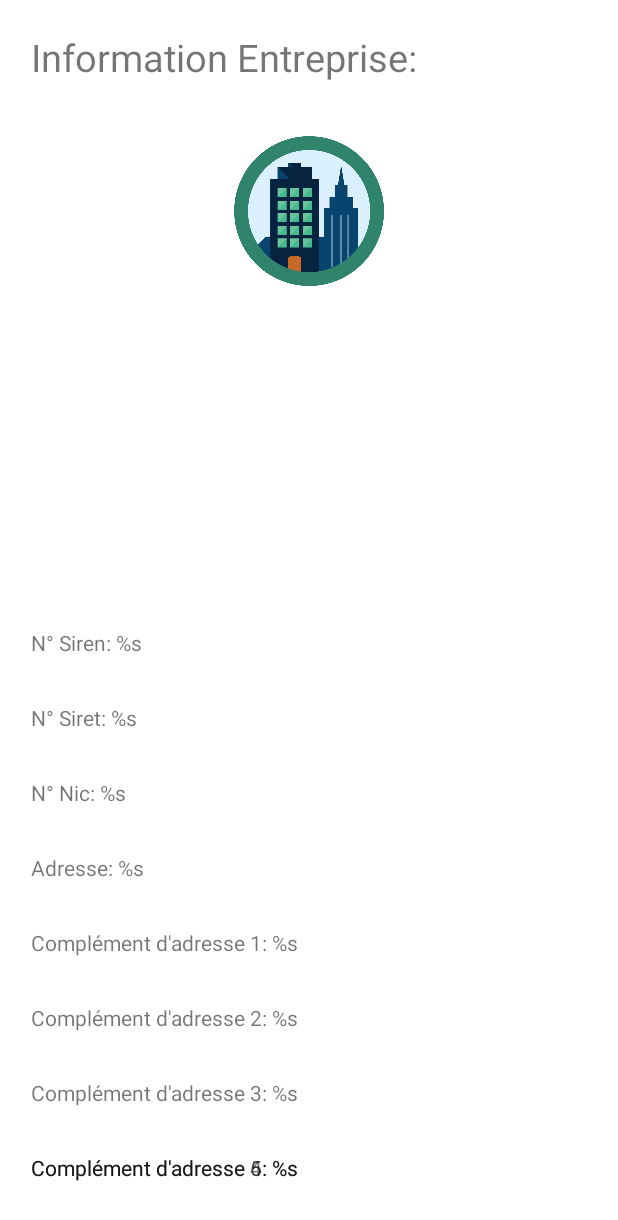
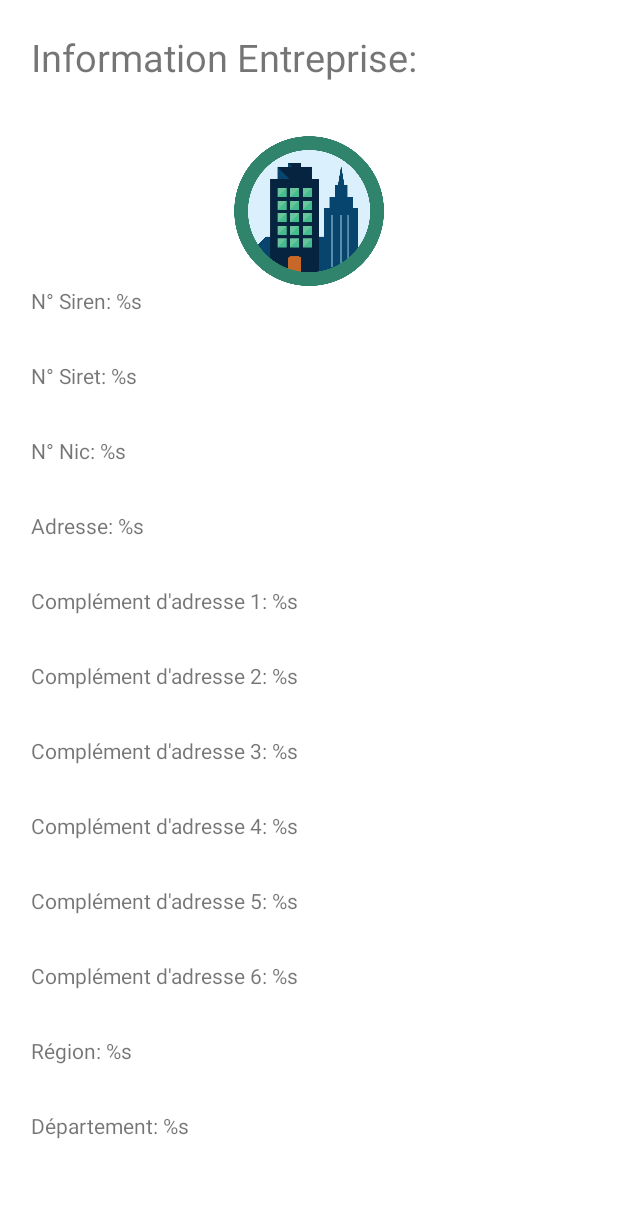
Before and after one commit to vLhuillier/ExamenCompanyLHUILLIER2021, an Android app: the layout content_company.xml on its own in the app's theme, with its tools: preview values and no code run, on a phone screen of 412 x 824 dp. Shown: the top 1220 px of the screen. Run offline under Robolectric (Android 15) with nearby library versions, the phone set to English and light mode, and no system bars.

Commit message:
fix bugs master

```diff
--- a/app/src/main/java/com/lhuillier/examen_company_lhuillier/MainActivity.kt
+++ b/app/src/main/java/com/lhuillier/examen_company_lhuillier/MainActivity.kt
@@ -24,11 +24,14 @@ class MainActivity : AppCompatActivity() {
         val toolbar: Toolbar = findViewById(R.id.toolbar)
         setSupportActionBar(toolbar)
 
+
+        /*
         val fab: FloatingActionButton = findViewById(R.id.fab)
         fab.setOnClickListener { view ->
             Snackbar.make(view, "Replace with your own action", Snackbar.LENGTH_LONG)
                     .setAction("Action", null).show()
         }
+         */
         val drawerLayout: DrawerLayout = findViewById(R.id.drawer_layout)
         val navView: NavigationView = findViewById(R.id.nav_view)
         val navController = findNavController(R.id.nav_host_fragment)
--- a/app/src/main/res/layout/content_company.xml
+++ b/app/src/main/res/layout/content_company.xml
@@ -1,5 +1,5 @@
 <?xml version="1.0" encoding="utf-8"?>
-<androidx.constraintlayout.widget.ConstraintLayout xmlns:android="http://schemas.android.com/apk/res/android"
+<ScrollView  xmlns:android="http://schemas.android.com/apk/res/android"
     xmlns:app="http://schemas.android.com/apk/res-auto"
     xmlns:tools="http://schemas.android.com/tools"
     android:layout_width="match_parent"
@@ -7,8 +7,8 @@
     app:layout_behavior="@string/appbar_scrolling_view_behavior">
 
     <GridLayout
-        android:layout_width="fill_parent"
-        android:layout_height="fill_parent"
+        android:layout_width="match_parent"
+        android:layout_height="match_parent"
         android:columnCount="3"
         android:padding="5dp"
         tools:context=".CompanyActivity"
@@ -16,133 +16,155 @@
 
         <TextView
             android:id="@+id/title_company"
-            android:text="@string/content_title_company"
+            android:layout_height="50dp"
             android:layout_row="0"
             android:layout_column="0"
             android:layout_columnWeight="1"
-            android:layout_height="50dp"
+            android:layout_marginTop="15dp"
+            android:orientation="horizontal"
             android:paddingStart="15dp"
-            android:layout_marginTop="15dp"
-            android:textSize="25dp"
-            android:orientation="horizontal"/>
+            android:text="@string/content_title_company"
+            android:textSize="25dp" />
 
         <ImageView
             android:id="@+id/img_company"
+            android:layout_width="100dp"
+            android:layout_height="100dp"
             android:layout_row="1"
             android:layout_column="0"
+            android:layout_gravity="top|center"
             android:layout_marginTop="20dp"
-            android:layout_width="100dp"
-            android:layout_height="100dp"
-            android:src="@drawable/company"
-            android:layout_gravity="top|center"/>
+            android:src="@drawable/company" />
 
         <TextView
             android:id="@+id/siren_company"
-            android:text="@string/siren_company"
+            android:layout_height="50dp"
             android:layout_row="2"
             android:layout_column="0"
             android:layout_columnWeight="1"
-            android:layout_height="50dp"
+            android:orientation="horizontal"
             android:paddingStart="15dp"
-            android:layout_marginTop="40dp"
-            android:orientation="horizontal"/>
+            android:text="@string/siren_company" />
 
         <TextView
             android:id="@+id/siret_company"
-            android:text="@string/siret_company"
+            android:layout_height="50dp"
             android:layout_row="3"
             android:layout_column="0"
             android:layout_columnWeight="1"
-            android:layout_height="50dp"
+            android:orientation="horizontal"
             android:paddingStart="15dp"
-            android:orientation="horizontal"/>
+            android:text="@string/siret_company" />
 
         <TextView
             android:id="@+id/nic_company"
-            android:text="@string/nic_company"
+            android:layout_height="50dp"
             android:layout_row="4"
             android:layout_column="0"
             android:layout_columnWeight="1"
-            android:layout_height="50dp"
+            android:orientation="horizontal"
             android:paddingStart="15dp"
-            android:orientation="horizontal"/>
+            android:text="@string/nic_company" />
 
         <TextView
-            android:id="@+id/l1_normalisee_company"
-            android:text="@string/l1_normalisee_company"
+            android:id="@+id/l1_normalisized_company"
+            android:layout_height="50dp"
             android:layout_row="5"
             android:layout_column="0"
             android:layout_columnWeight="1"
-            android:layout_height="50dp"
+            android:orientation="horizontal"
             android:paddingStart="15dp"
-            android:orientation="horizontal"/>
+            android:text="@string/l1_normalisized_company" />
 
         <TextView
-            android:id="@+id/l2_normalisee_company"
-            android:text="@string/l2_normalisee_company"
+            android:id="@+id/l2_normalisized_company"
+            android:layout_height="50dp"
             android:layout_row="6"
             android:layout_column="0"
             android:layout_columnWeight="1"
-            android:layout_height="50dp"
+            android:orientation="horizontal"
             android:paddingStart="15dp"
-            android:orientation="horizontal"/>
+            android:text="@string/l2_normalisized_company" />
 
         <TextView
-            android:id="@+id/l3_normalisee_company"
-            android:text="@string/l3_normalisee_company"
+            android:id="@+id/l3_normalisized_company"
+            android:layout_height="50dp"
             android:layout_row="7"
             android:layout_column="0"
             android:layout_columnWeight="1"
-            android:layout_height="50dp"
+            android:orientation="horizontal"
             android:paddingStart="15dp"
-            android:orientation="horizontal"/>
+            android:text="@string/l3_normalisized_company" />
 
         <TextView
-            android:id="@+id/l4_normalisee_company"
-            android:text="@string/l4_normalisee_company"
+            android:id="@+id/l4_normalisized_company"
+            android:layout_height="50dp"
             android:layout_row="8"
             android:layout_column="0"
             android:layout_columnWeight="1"
-            android:layout_height="50dp"
+            android:orientation="horizontal"
             android:paddingStart="15dp"
-            android:orientation="horizontal"/>
+            android:text="@string/l4_normalisized_company" />
 
         <TextView
-            android:id="@+id/l5_normalisee_company"
-            android:text="@string/l5_normalisee_company"
+            android:id="@+id/l5_normalisized_company"
+            android:layout_height="50dp"
             android:layout_row="9"
             android:layout_column="0"
             android:layout_columnWeight="1"
+            android:orientation="horizontal"
+            android:paddingStart="15dp"
+            android:text="@string/l5_normalisized_company" />
+
+        <TextView
+            android:id="@+id/l6_normalisized_company"
             android:layout_height="50dp"
-            android:paddingStart="15dp"
-            android:orientation="horizontal"/>
-        <TextView
-            android:id="@+id/l6_normalisee_company"
-            android:text="@string/l6_normalisee_company"
-            android:layout_row="9"
+            android:layout_row="10"
             android:layout_column="0"
             android:layout_columnWeight="1"
+            android:orientation="horizontal"
+            android:paddingStart="15dp"
+            android:text="@string/l6_normalisized_company" />
+
+        <TextView
+            android:id="@+id/l7_normalisized_company"
             android:layout_height="50dp"
-            android:paddingStart="15dp"
-            android:orientation="horizontal"/>
-        <TextView
-            android:id="@+id/l7_normalisee_company"
-            android:text="@string/l7_normalisee_company"
-            android:layout_row="9"
+            android:layout_row="11"
             android:layout_column="0"
             android:layout_columnWeight="1"
+            android:orientation="horizontal"
+            android:paddingStart="15dp"
+            android:text="@string/l7_normalisized_company" />
+
+        <TextView
+            android:id="@+id/label_region_company"
             android:layout_height="50dp"
+            android:layout_row="12"
+            android:layout_column="0"
+            android:layout_columnWeight="1"
+            android:orientation="horizontal"
             android:paddingStart="15dp"
-            android:orientation="horizontal"/>
+            android:text="@string/label_region_company" />
 
-        <ProgressBar android:id="@+id/prgCompany"
-            android:visibility="invisible"
-            android:layout_row="1"
+        <TextView
+            android:id="@+id/departement_company"
+            android:layout_height="50dp"
+            android:layout_row="13"
+            android:layout_column="0"
+            android:layout_columnWeight="1"
+            android:orientation="horizontal"
+            android:paddingStart="15dp"
+            android:text="@string/departement_company" />
+
+        <ProgressBar
+            android:id="@+id/prgCompany"
+            android:layout_width="wrap_content"
+            android:layout_height="wrap_content"
+            android:layout_row="5"
             android:layout_column="0"
             android:layout_gravity="center"
-            android:layout_width="wrap_content"
-            android:layout_height="wrap_content"/>
+            android:visibility="invisible" />
 
     </GridLayout>
 
-</androidx.constraintlayout.widget.ConstraintLayout>
+</ScrollView >
--- a/app/src/main/res/values/strings.xml
+++ b/app/src/main/res/values/strings.xml
@@ -12,15 +12,20 @@
     <string name="content_title_company">Information Entreprise: </string>
     <string name="siren_company">N° Siren: %s</string>
     <string name="siret_company">N° Siret: %s</string>
+    <string name="nic_company">N° Nic: %s</string>
 
-    <string name="nic_company">N° Nic: %s</string>
-    <string name="l1_normalisee_company">Adresse: %s</string>
-    <string name="l2_normalisee_company">Complément d\'adresse 1: %s</string>
-    <string name="l3_normalisee_company">Complément d\'adresse 2: %s</string>
-    <string name="l4_normalisee_company">Complément d\'adresse 3: %s</string>
-    <string name="l5_normalisee_company">Complément d\'adresse 4: %s</string>
-    <string name="l6_normalisee_company">Complément d\'adresse 5: %s</string>
-    <string name="l7_normalisee_company">Complément d\'adresse 6: %s</string>
+    <string name="l1_normalisized_company">Adresse: %s</string>
+    <string name="l2_normalisized_company">Complément d\'adresse 1: %s</string>
+    <string name="l3_normalisized_company">Complément d\'adresse 2: %s</string>
+    <string name="l4_normalisized_company">Complément d\'adresse 3: %s</string>
+    <string name="l5_normalisized_company">Complément d\'adresse 4: %s</string>
+    <string name="l6_normalisized_company">Complément d\'adresse 5: %s</string>
+    <string name="l7_normalisized_company">Complément d\'adresse 6: %s</string>
+
+    <string name="label_region_company">Région: %s</string>
+    <string name="departement_company">Département: %s</string>
+
+
 
     <string name="menu_home">Accueil</string>
     <string name="menu_history">Historique</string>
```
Also changed, not shown: app/src/main/java/com/lhuillier/examen_company_lhuillier/CompanyActivity.kt (+57 -31 lines), app/src/main/res/layout/app_bar_main.xml (+0 -7 lines).
